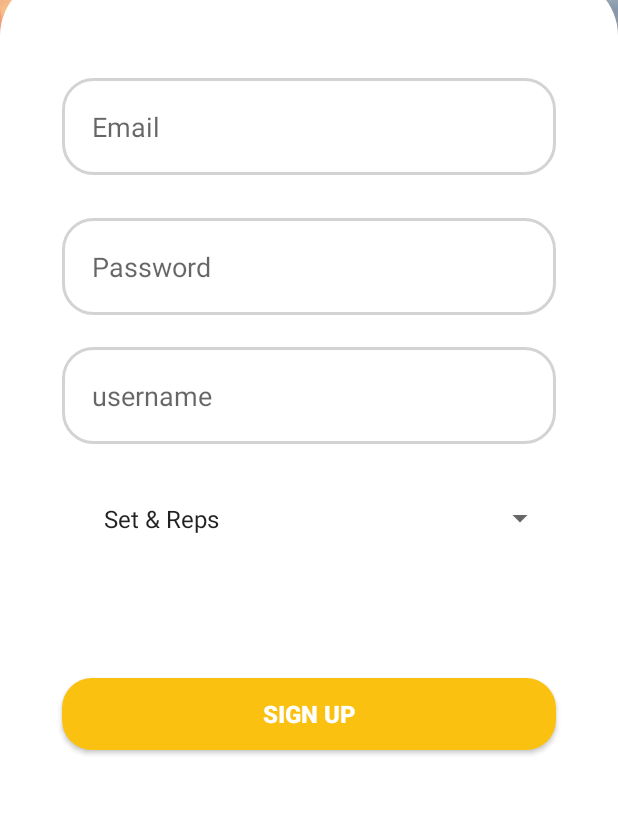
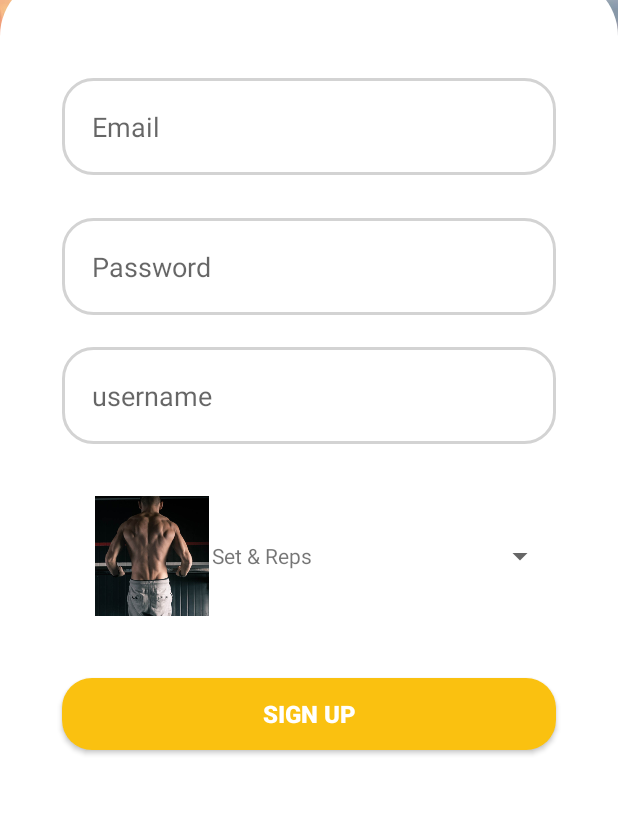
Before and after one commit to Berserker7x/Street-Workout-App-SW4life-, an Android app: the Sign screen opened directly, with no data from a screen before it, on a phone screen of 412 x 824 dp, the part 296-1111 px from its top. Run offline under Robolectric (Android 15) with nearby library versions, the phone set to English and light mode, and no system bars.

Commit message:
spinner done

```diff
--- a/app/src/main/java/com/example/firstapp/Sign.java
+++ b/app/src/main/java/com/example/firstapp/Sign.java
@@ -3,12 +3,16 @@ package com.example.firstapp;
 import androidx.appcompat.app.AppCompatActivity;
 
 
+import android.app.Activity;
 import android.os.Bundle;
+import android.view.LayoutInflater;
 import android.view.View;
 import android.widget.AdapterView;
 import android.widget.ArrayAdapter;
 
+import android.widget.ImageView;
 import android.widget.Spinner;
+import android.widget.TextView;
 
 
 import java.util.ArrayList;
@@ -17,6 +21,10 @@ import java.util.List;
 
 
 public class Sign extends AppCompatActivity {
+    String[] textArray = { "Set & Reps", "Static", "Dynamic", "complete Sw athlete" };
+    Integer[] imageArray = { R.drawable.serndreps, R.drawable.staticos,
+            R.drawable.dynamic, R.drawable.sw };
+
 
 
 
@@ -29,15 +37,13 @@ public class Sign extends AppCompatActivity {
 
         super.onCreate(savedInstanceState);
         setContentView(R.layout.signuptab);
-        final Spinner subject_spinner=findViewById(R.id.spintowin);
-        final List<String> spnArray=new ArrayList();
-        spnArray.add("Set & Reps");
-        spnArray.add("Static");
-        spnArray.add("Dynamic");
-        spnArray.add("full Sw Athlete");
-        ArrayAdapter<String> adapter=new ArrayAdapter (this, android.R.layout.simple_spinner_item,spnArray);
-        adapter.setDropDownViewResource(android.R.layout.simple_spinner_item);
-        subject_spinner.setAdapter(adapter);
+
+         TextView text = (TextView) findViewById(R.id.spinnerTextView);
+        ImageView imageView =(ImageView)findViewById(R.id.spinnerImages);
+         Spinner spinner = (Spinner) findViewById(R.id.mySpinner);
+       SpinnerAdapter adapter = new SpinnerAdapter(this, R.layout.spinner_value_layout, textArray, imageArray);
+        spinner.setAdapter(adapter);
+
 
 
 
--- /dev/null
+++ b/app/src/main/java/com/example/firstapp/SpinnerAdapter.java
@@ -0,0 +1,48 @@
+package com.example.firstapp;
+
+import android.content.Context;
+import android.view.LayoutInflater;
+import android.view.View;
+import android.view.ViewGroup;
+import android.widget.ArrayAdapter;
+import android.widget.ImageView;
+import android.widget.TextView;
+
+public class SpinnerAdapter extends ArrayAdapter<String> {
+
+    private Context ctx;
+    private String[] contentArray;
+    private Integer[] imageArray;
+
+    public SpinnerAdapter(Context context, int resource, String[] objects,
+                          Integer[] imageArray) {
+        super(context,  R.layout.spinner_value_layout, R.id.spinnerTextView, objects);
+        this.ctx = context;
+        this.contentArray = objects;
+        this.imageArray = imageArray;
+    }
+
+    @Override
+    public View getDropDownView(int position, View convertView, ViewGroup parent) {
+        return getCustomView(position, convertView, parent);
+    }
+
+    @Override
+    public View getView(int position, View convertView, ViewGroup parent) {
+        return getCustomView(position, convertView, parent);
+    }
+
+    public View getCustomView(int position, View convertView, ViewGroup parent) {
+
+        LayoutInflater inflater = (LayoutInflater)ctx.getSystemService(Context.LAYOUT_INFLATER_SERVICE);
+        View row = inflater.inflate(R.layout.spinner_value_layout, parent, false);
+
+        TextView textView = (TextView) row.findViewById(R.id.spinnerTextView);
+        textView.setText(contentArray[position]);
+
+        ImageView imageView = (ImageView)row.findViewById(R.id.spinnerImages);
+        imageView.setImageResource(imageArray[position]);
+
+        return row;
+    }
+}
--- a/app/src/main/res/layout/signuptab.xml
+++ b/app/src/main/res/layout/signuptab.xml
@@ -42,8 +42,8 @@
                 android:layout_height="0dp"
                 app:layout_constraintHeight_percent=".7"
                 tools:ignore="MissingConstraints"
-                tools:layout_editor_absoluteX="5dp"
-                tools:layout_editor_absoluteY="4dp" />
+                tools:layout_editor_absoluteX="0dp"
+                tools:layout_editor_absoluteY="16dp" />
         </androidx.constraintlayout.widget.ConstraintLayout>
 
         <com.google.android.material.tabs.TabLayout
@@ -147,8 +147,9 @@
         app:layout_constraintVertical_bias="0.061"
         app:layout_constraintWidth_percent=".8" />
 
+
     <Spinner
-        android:id="@+id/spintowin"
+        android:id="@+id/mySpinner"
         android:layout_width="0dp"
         android:layout_height="wrap_content"
 
@@ -167,5 +168,4 @@
         app:layout_constraintVertical_bias="0.07"
         app:layout_constraintWidth_percent=".8" />
 
-
 </androidx.constraintlayout.widget.ConstraintLayout>
--- /dev/null
+++ b/app/src/main/res/layout/spinner_value_layout.xml
@@ -0,0 +1,27 @@
+<?xml version="1.0" encoding="utf-8"?>
+<TableLayout xmlns:android="http://schemas.android.com/apk/res/android"
+    android:layout_width="match_parent"
+    android:layout_height="match_parent"
+    android:orientation="vertical">
+
+    <TableRow
+        android:layout_width="match_parent"
+        android:layout_height="match_parent">
+
+        <ImageView
+            android:id="@+id/spinnerImages"
+            android:layout_width="80dp"
+            android:layout_height="80dp"
+            android:contentDescription="@string/app_name" />
+
+        <TextView
+            android:id="@+id/spinnerTextView"
+            android:gravity="center"
+            android:layout_width="match_parent"
+            android:layout_height="match_parent" />
+
+        "
+
+    </TableRow>
+
+</TableLayout>
```
Also changed, not shown: app/src/main/res/layout/spin_row.xml (deleted, +0 -43 lines), app/src/main/res/drawable/dynamic.png (added), app/src/main/res/drawable/serndreps.png (added), app/src/main/res/drawable/staticos.png (added), app/src/main/res/drawable/sw.png (added).
